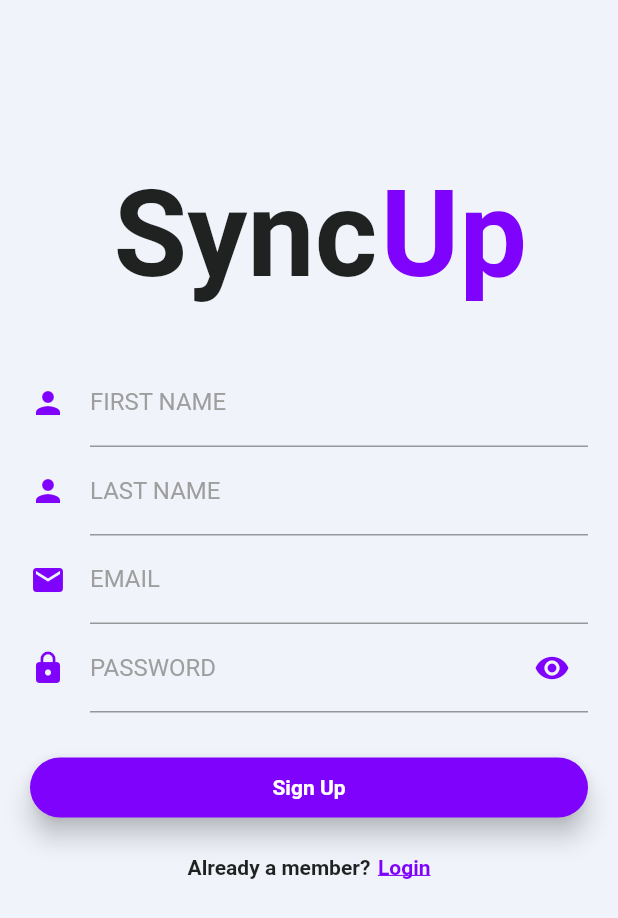
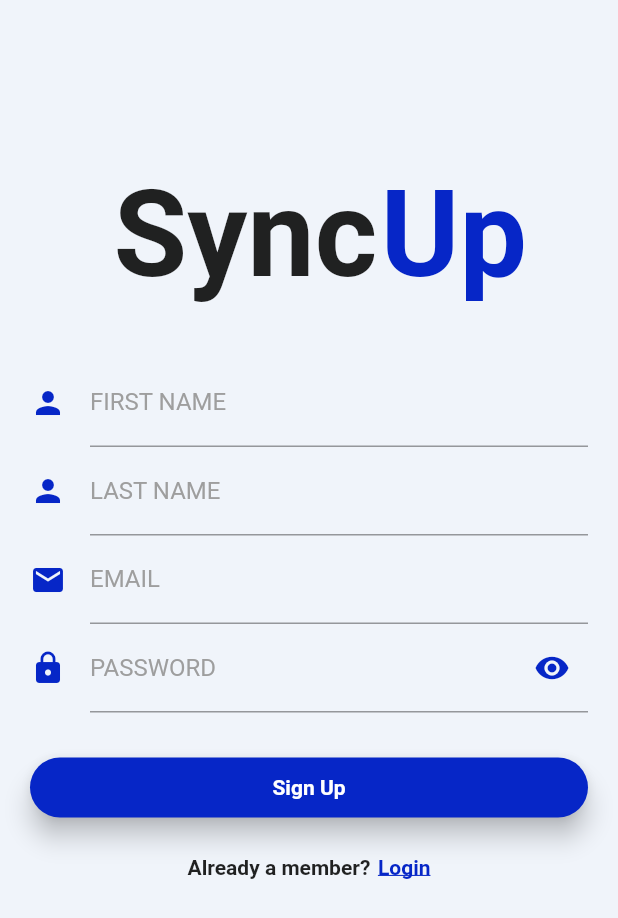
Before and after one commit to TeddyBonkerz/SyncUp, a Flutter app: the SignUpScreen screen opened by its route, on a phone screen of 412 x 824 dp. Shown: the top 918 px of the screen. Run offline on Flutter 3.47's test engine with Material 2 defaults, Android fonts, the phone set to English and light mode, and no system bars; our stand-ins replace google_fonts; Roboto replaces fonts that are missing (Montserrat).

Commit message:
changed the color back to blue

```diff
--- a/lib/constants.dart
+++ b/lib/constants.dart
@@ -1,5 +1,5 @@
 import 'package:flutter/material.dart';
 
-const primaryColor = Color(0xFF7f03fc);
+const primaryColor = Color(0xFF0626c7);
 const primaryLightColor = Color(0xFF2196F3);
 const scaffoldBackgroundColor = Color(0xFFf0f4fa);
```
